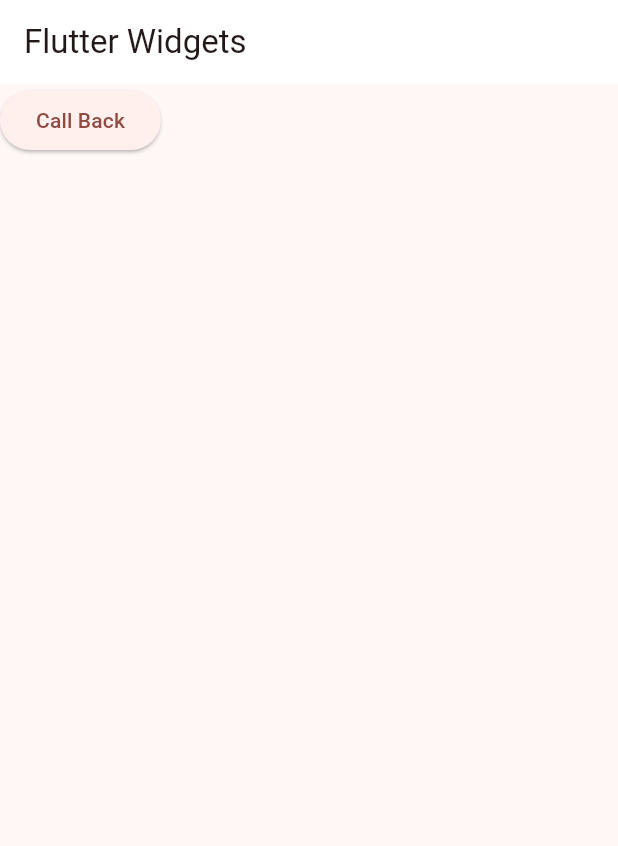
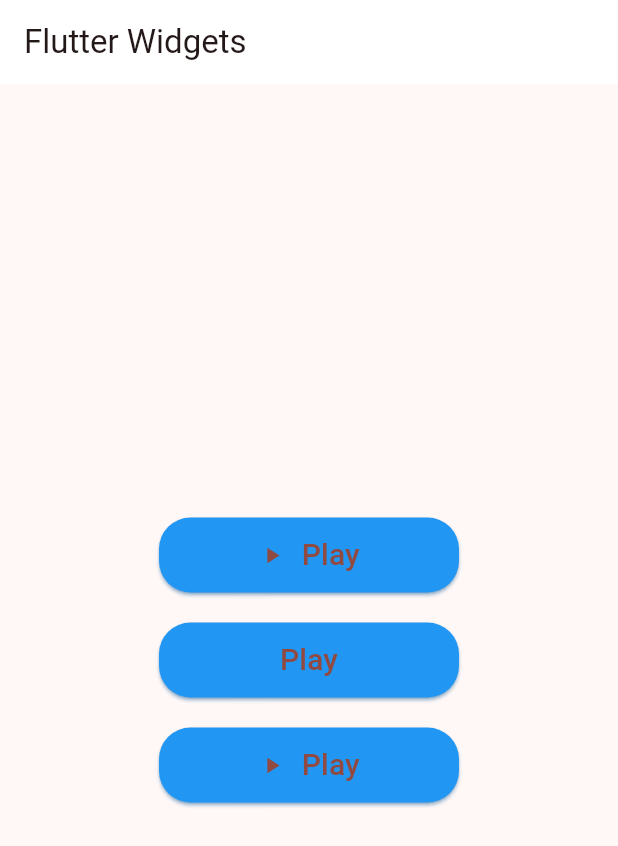
Before and after one commit to jainsourab99/FlutterAllTypeofButton, a Flutter app: the screen it shows after launch, on a phone screen of 412 x 824 dp. Shown: the top 846 px of the screen. Run offline on Flutter 3.47's test engine with Material 3 defaults, Android fonts, the phone set to English and light mode, and no system bars.

Commit message:
Custom Widget

```diff
--- a/lib/main.dart
+++ b/lib/main.dart
@@ -1,4 +1,5 @@
 import 'package:button_type_widget/ui_helper/util.dart';
+import 'package:button_type_widget/widgets/rounded_btn.dart';
 import 'package:flutter/material.dart';
 import 'package:intl/intl.dart';
 
@@ -52,22 +53,61 @@ class _MyHomePageState extends State<MyHomePage> {
 
   @override
   Widget build(BuildContext context) {
-    var arrColors = [
-      Colors.blue,
-      Colors.black,
-      Colors.pink,
-      Colors.amber,
-      Colors.black26
-    ];
-
     return Scaffold(
-        appBar: AppBar(
-          backgroundColor: Theme.of(context).colorScheme.onSecondary,
-          // Here we take the value from the MyHomePage object that was created by
-          // the App.build method, and use it to set our appbar title.
-          title: const Text("Flutter Widgets"),
+      appBar: AppBar(
+        backgroundColor: Theme.of(context).colorScheme.onSecondary,
+        // Here we take the value from the MyHomePage object that was created by
+        // the App.build method, and use it to set our appbar title.
+        title: const Text("Flutter Widgets"),
+      ),
+      body: Center(
+        child: Column(
+          mainAxisAlignment: MainAxisAlignment.center,
+          children: [
+            Container(
+              width: 200,
+              height: 50,
+              child: RoundedButton(
+                btnName: "Play",
+                icon: Icon(Icons.play_arrow),
+                callBack: () {
+                  print("Loggin");
+                },
+                textStyle: TextStyle(fontSize: 20),
+              ),
+            ),
+            Container(
+              height: 20,
+            ),
+            Container(
+              width: 200,
+              height: 50,
+              child: RoundedButton(
+                btnName: "Play",
+                callBack: () {
+                  print("Loggin");
+                },
+                textStyle: TextStyle(fontSize: 20),
+              ),
+            ),
+            Container(
+              height: 20,
+            ),
+            Container(
+              width: 200,
+              height: 50,
+              child: RoundedButton(
+                btnName: "Play",
+                icon: Icon(Icons.play_arrow),
+                callBack: () {
+                  print("Loggin");
+                },
+                textStyle: TextStyle(fontSize: 20),
+              ),
+            ),
+          ],
         ),
-        body: ElevatedButton(onPressed: callBack, child: Text("Call Back")));
-    // This trailing comma makes auto-formatting nicer for build methods.
+      ),
+    );
   }
 }
--- /dev/null
+++ b/lib/widgets/rounded_btn.dart
@@ -0,0 +1,50 @@
+import 'package:flutter/material.dart';
+
+class RoundedButton extends StatelessWidget {
+  final String btnName;
+  final Icon? icon;
+  final Color bgColor;
+  final TextStyle? textStyle;
+  final VoidCallback? callBack;
+
+  const RoundedButton(
+      {super.key,
+      required this.btnName,
+      this.icon,
+      this.bgColor = Colors.blue,
+      this.textStyle,
+      this.callBack});
+
+  @override
+  Widget build(BuildContext context) {
+    return ElevatedButton(
+      onPressed: () {
+        callBack;
+      },
+      child: icon != null
+          ? Row(
+              mainAxisAlignment: MainAxisAlignment.center,
+              children: [
+                icon!,
+                Container(
+                  width: 11,
+                ),
+                Text(
+                  btnName,
+                  style: textStyle,
+                ),
+              ],
+            )
+          : Text(
+              btnName,
+              style: textStyle,
+            ),
+      style: ElevatedButton.styleFrom(
+          primary: bgColor,
+          shadowColor: bgColor,
+          shape: RoundedRectangleBorder(
+            borderRadius: BorderRadius.all(Radius.circular(21)),
+          )),
+    );
+  }
+}
```
